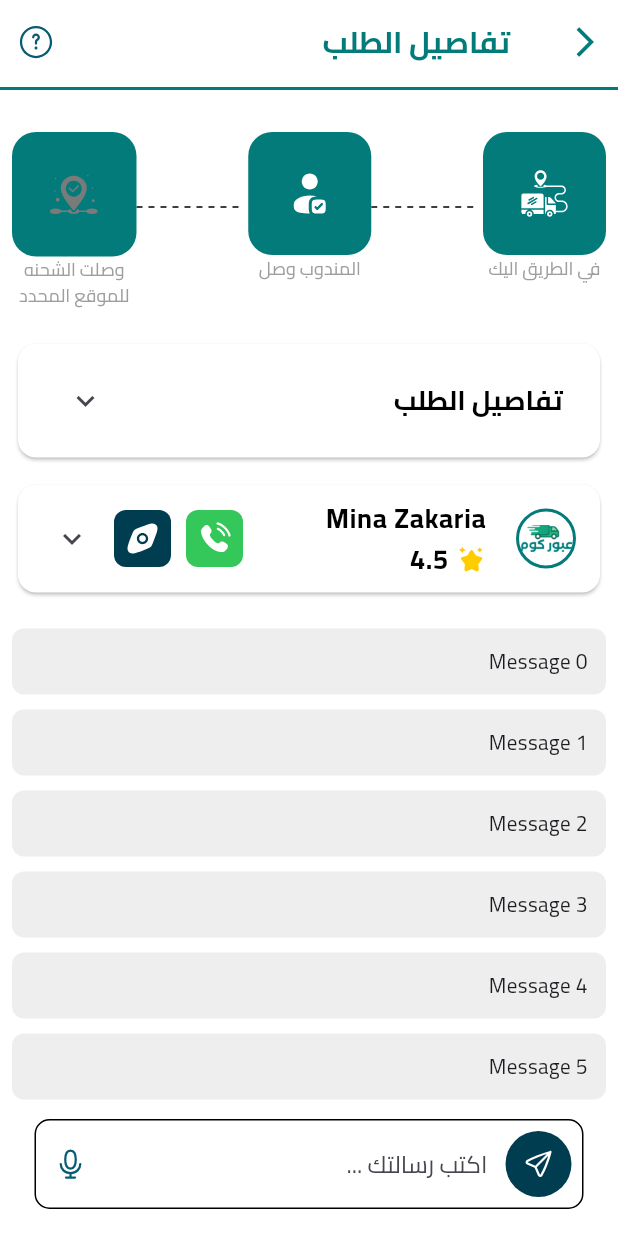
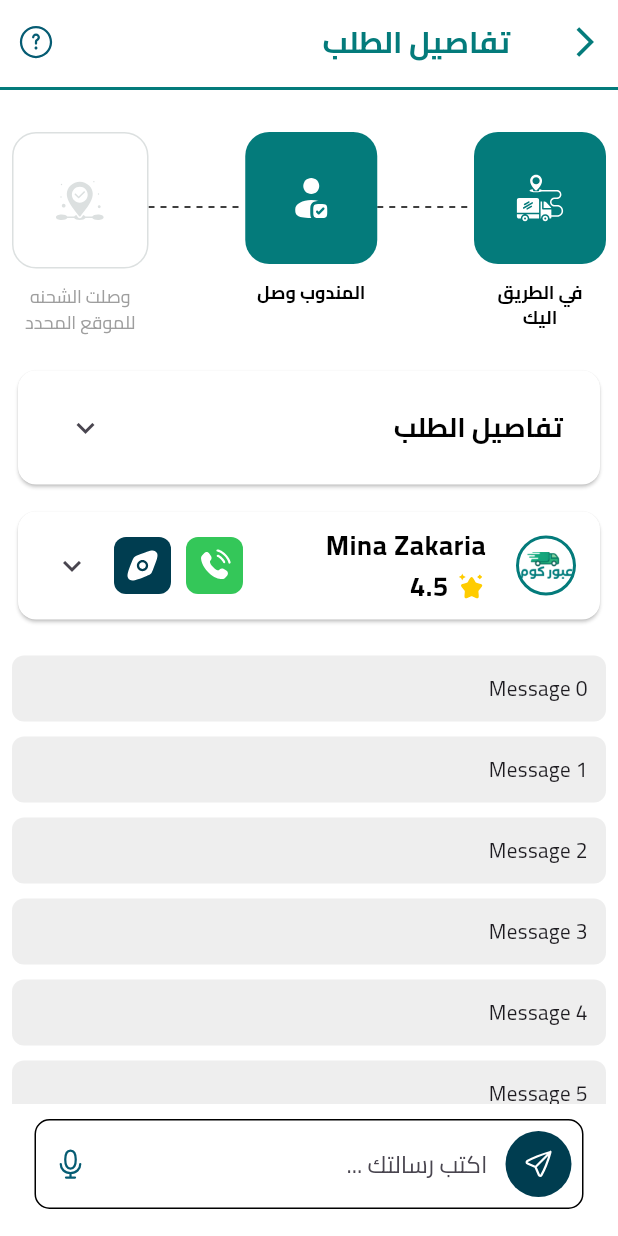
Before and after one commit to minazakaria88/obourkom, a Flutter app: the OrderDetailsScreen screen opened directly, on a phone screen of 412 x 824 dp. Run offline on Flutter 3.47's test engine with Material 3 defaults, Android fonts, the phone set to English and light mode, and no system bars; drawn by our look-alikes of dotted_line, toastification; our stand-ins replace awesome_snackbar_content, bloc, cached_network_image, carousel_slider, connectivity_plus, device_preview and 16 more; accounts and stored records are empty.

Commit message:
add some logic to order status screen

```diff
--- a/lib/features/orders/presentation/pages/order_details_screen.dart
+++ b/lib/features/orders/presentation/pages/order_details_screen.dart
@@ -47,6 +47,7 @@ class OrderDetailsScreen extends StatelessWidget {
                       crossAxisAlignment: CrossAxisAlignment.start,
                       children: [
                         OrderStepperWidget(
+                          isActive: true,
                           title: S.of(context).onYourWay,
                           image: Assets.imagesDriverOnWay,
                         ),
@@ -62,6 +63,7 @@ class OrderDetailsScreen extends StatelessWidget {
                           ),
                         ),
                         OrderStepperWidget(
+                          isActive: true,
                           title: S.of(context).theDriverHasArrived,
                           image: Assets.imagesDriverArrive,
                         ),
@@ -75,6 +77,7 @@ class OrderDetailsScreen extends StatelessWidget {
                           ),
                         ),
                         OrderStepperWidget(
+                          isActive: false,
                           title: S.of(context).theShipmentHasArrived,
                           image: Assets.imagesShipmentArrive,
                         ),
--- a/lib/features/orders/presentation/widgets/order_details_widget/driver_location_widget.dart
+++ b/lib/features/orders/presentation/widgets/order_details_widget/driver_location_widget.dart
@@ -5,7 +5,6 @@ import 'package:oborkom/core/helpers/extension.dart';
 import '../../../../../core/utils/app_colors.dart';
 import '../../../../../core/utils/app_styles.dart';
 import '../../../../../generated/assets.dart';
-import '../../../../../generated/l10n.dart';
 import '../../../../profile/presentation/widgets/profile_screen_widgets/profile_image.dart';
 import 'call_and_show_on_map_widget.dart';
 
--- a/lib/features/orders/presentation/widgets/order_details_widget/order_stepper_widget.dart
+++ b/lib/features/orders/presentation/widgets/order_details_widget/order_stepper_widget.dart
@@ -1,34 +1,49 @@
 import 'package:flutter/material.dart';
 import 'package:flutter_svg/svg.dart';
+import 'package:oborkom/core/helpers/extension.dart';
 import '../../../../../core/utils/app_colors.dart';
 import '../../../../../core/utils/app_styles.dart';
 
-
 class OrderStepperWidget extends StatelessWidget {
   const OrderStepperWidget({
-    super.key, required this.title, required this.image,
+    super.key,
+    required this.title,
+    required this.image,
+    required this.isActive,
   });
   final String title;
   final String image;
+  final bool isActive;
 
   @override
   Widget build(BuildContext context) {
     return Column(
       children: [
         Container(
-          padding: const EdgeInsets.all(25),
+          padding: const EdgeInsets.all(28),
           decoration: BoxDecoration(
             borderRadius: BorderRadius.circular(16),
-            color: AppColors.mainColor,
+            color: isActive ? AppColors.mainColor : Colors.white,
+            border: !isActive
+                ? Border.all(width: 1, color: AppColors.greyColor)
+                : null,
           ),
-          child: SvgPicture.asset(image),
+          child: SvgPicture.asset(
+            image,
+            colorFilter: !isActive
+                ? const ColorFilter.mode(AppColors.greyColor, BlendMode.srcIn)
+                : const ColorFilter.mode(Colors.white, BlendMode.srcIn),
+          ),
         ),
+        10.height,
         SizedBox(
           width: 80,
           child: Text(
             title,
             textAlign: TextAlign.center,
-            style: AppTextStyles.regular12Grey,
+            style: !isActive
+                ? AppTextStyles.regular12Grey
+                : AppTextStyles.bold18Black.copyWith(fontSize: 12),
           ),
         ),
       ],
```
Also changed, not shown: lib/core/api/end_point.dart (added, +28 -0 lines), lib/core/widgets/my_button.dart (+10 -5 lines), lib/features/orders/presentation/widgets/finding_driver_widgets/driver_details_widget.dart (+5 -3 lines), lib/features/orders/presentation/widgets/order_details_widget/call_and_show_on_map_widget.dart (+9 -0 lines).
